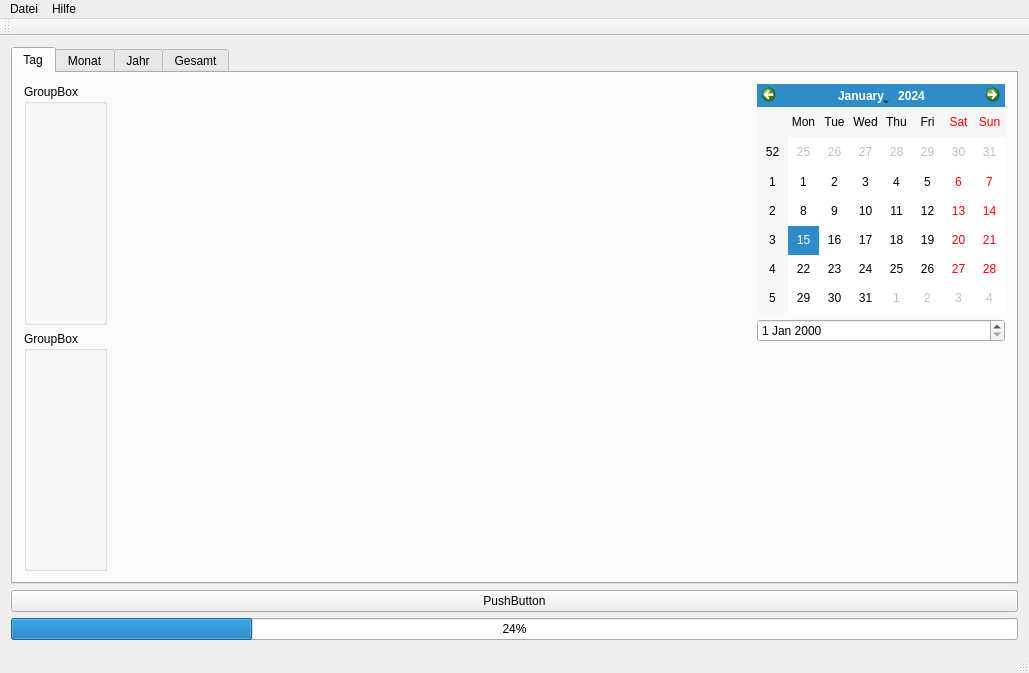
Before: the Qt Designer form qsolanizer.ui in taxus13/QSolanizer, drawn with Qt 5.
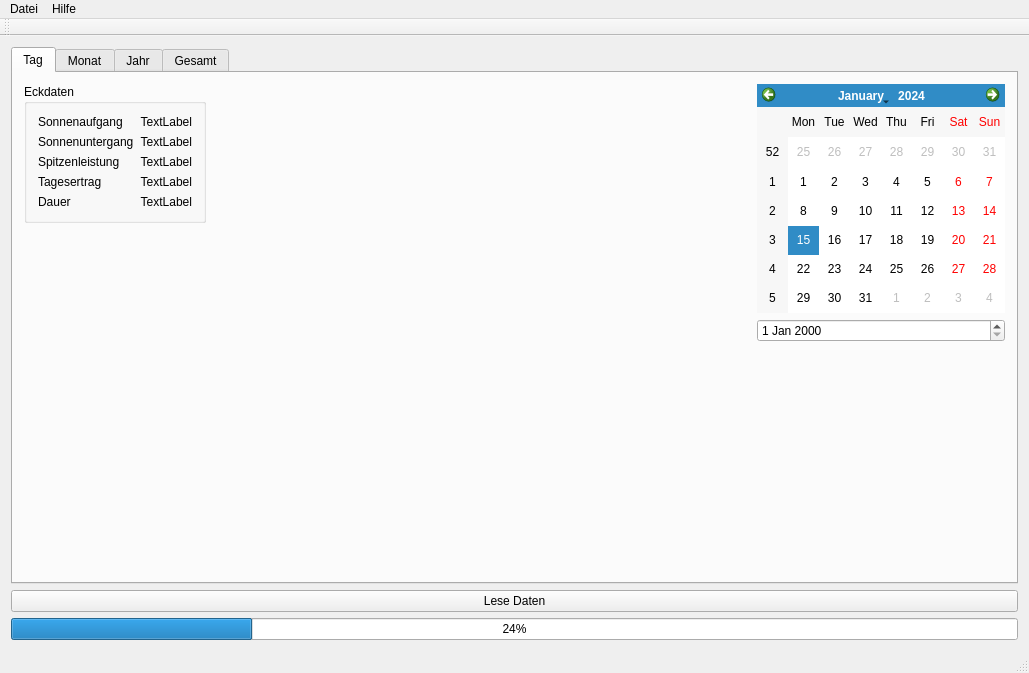
After: the same form once the commit is applied. The open tabs and pages were chosen to show the change. Custom widgets are drawn as their Qt base class.

```diff
--- a/qsolanizer.ui
+++ b/qsolanizer.ui
@@ -14,8 +14,8 @@
    <string>QSolanizer</string>
   </property>
   <widget class="QWidget" name="centralWidget">
-   <layout class="QVBoxLayout" name="verticalLayout_3">
-    <item>
+   <layout class="QGridLayout" name="gridLayout">
+    <item row="0" column="0">
      <layout class="QVBoxLayout" name="verticalLayout">
       <item>
        <layout class="QHBoxLayout" name="horizontalLayout" stretch="0">
@@ -36,23 +36,114 @@
                 <item>
                  <widget class="QGroupBox" name="groupBox">
                   <property name="title">
-                   <string>GroupBox</string>
+                   <string>Eckdaten</string>
                   </property>
+                  <layout class="QFormLayout" name="formLayout">
+                   <item row="0" column="0">
+                    <widget class="QLabel" name="label_3">
+                     <property name="text">
+                      <string>Sonnenaufgang</string>
+                     </property>
+                    </widget>
+                   </item>
+                   <item row="0" column="1">
+                    <widget class="QLabel" name="lSunrise">
+                     <property name="text">
+                      <string>TextLabel</string>
+                     </property>
+                     <property name="alignment">
+                      <set>Qt::AlignRight|Qt::AlignTrailing|Qt::AlignVCenter</set>
+                     </property>
+                    </widget>
+                   </item>
+                   <item row="1" column="0">
+                    <widget class="QLabel" name="label_4">
+                     <property name="text">
+                      <string>Sonnenuntergang</string>
+                     </property>
+                    </widget>
+                   </item>
+                   <item row="1" column="1">
+                    <widget class="QLabel" name="lSunset">
+                     <property name="text">
+                      <string>TextLabel</string>
+                     </property>
+                     <property name="alignment">
+                      <set>Qt::AlignRight|Qt::AlignTrailing|Qt::AlignVCenter</set>
+                     </property>
+                    </widget>
+                   </item>
+                   <item row="2" column="0">
+                    <widget class="QLabel" name="label_5">
+                     <property name="text">
+                      <string>Spitzenleistung</string>
+                     </property>
+                    </widget>
+                   </item>
+                   <item row="2" column="1">
+                    <widget class="QLabel" name="lPeakpower">
+                     <property name="text">
+                      <string>TextLabel</string>
+                     </property>
+                     <property name="alignment">
+                      <set>Qt::AlignRight|Qt::AlignTrailing|Qt::AlignVCenter</set>
+                     </property>
+                    </widget>
+                   </item>
+                   <item row="3" column="0">
+                    <widget class="QLabel" name="label_6">
+                     <property name="text">
+                      <string>Tagesertrag</string>
+                     </property>
+                    </widget>
+                   </item>
+                   <item row="3" column="1">
+                    <widget class="QLabel" name="lDayEnergy">
+                     <property name="text">
+                      <string>TextLabel</string>
+                     </property>
+                     <property name="alignment">
+                      <set>Qt::AlignRight|Qt::AlignTrailing|Qt::AlignVCenter</set>
+                     </property>
+                    </widget>
+                   </item>
+                   <item row="4" column="0">
+                    <widget class="QLabel" name="label_11">
+                     <property name="text">
+                      <string>Dauer</string>
+                     </property>
+                    </widget>
+                   </item>
+                   <item row="4" column="1">
+                    <widget class="QLabel" name="lDayDuration">
+                     <property name="text">
+                      <string>TextLabel</string>
+                     </property>
+                     <property name="alignment">
+                      <set>Qt::AlignRight|Qt::AlignTrailing|Qt::AlignVCenter</set>
+                     </property>
+                    </widget>
+                   </item>
+                  </layout>
                  </widget>
                 </item>
                 <item>
-                 <widget class="QGroupBox" name="groupBox_2">
-                  <property name="title">
-                   <string>GroupBox</string>
+                 <spacer name="verticalSpacer_2">
+                  <property name="orientation">
+                   <enum>Qt::Vertical</enum>
                   </property>
-                 </widget>
+                  <property name="sizeHint" stdset="0">
+                   <size>
+                    <width>20</width>
+                    <height>40</height>
+                   </size>
+                  </property>
+                 </spacer>
                 </item>
                </layout>
               </item>
               <item>
-               <widget class="QCustomPlot" name="wPowerCurve" native="true">
-                <zorder>calendarWidget</zorder>
-               </widget>
+               <widget class="QCustomPlot" name="wPowerCurve" native="true"/>
               </item>
               <item>
                <layout class="QVBoxLayout" name="verticalLayout_5">
@@ -214,6 +305,32 @@
                   <zorder>label_2</zorder>
                  </widget>
                 </item>
+                <item>
+                 <widget class="QGroupBox" name="groupBox_2">
+                  <property name="title">
+                   <string>Was soll dargestellt werden?</string>
+                  </property>
+                  <layout class="QVBoxLayout" name="verticalLayout_3">
+                   <item>
+                    <widget class="QRadioButton" name="radioButton">
+                     <property name="text">
+                      <string>Energie</string>
+                     </property>
+                     <property name="checked">
+                      <bool>true</bool>
+                     </property>
+                    </widget>
+                   </item>
+                   <item>
+                    <widget class="QRadioButton" name="radioButton_2">
+                     <property name="text">
+                      <string>Zeitdauer</string>
+                     </property>
+                    </widget>
+                   </item>
+                  </layout>
+                 </widget>
+                </item>
                </layout>
               </item>
              </layout>
@@ -325,7 +442,7 @@
       <item>
        <widget class="QPushButton" name="bTest">
         <property name="text">
-         <string>PushButton</string>
+         <string>Lese Daten</string>
         </property>
        </widget>
       </item>
```
Left out of the diff: 154 changed lines with no effect on the pictures.
